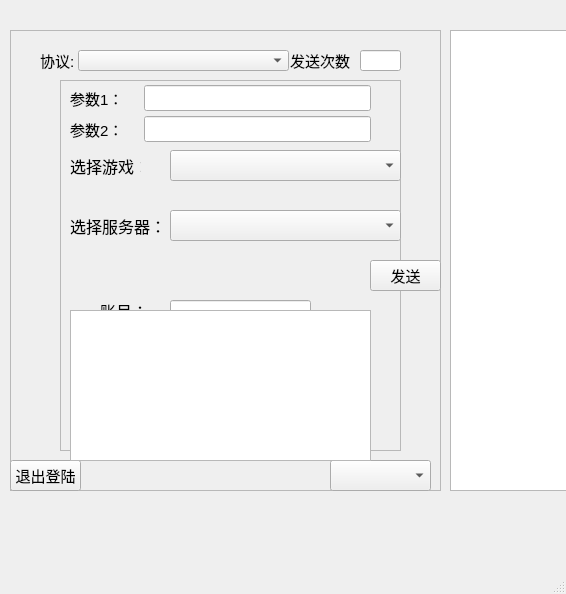
The window that prototools.ui (potter444/mppt) describes before a commit, drawn with Qt 5.
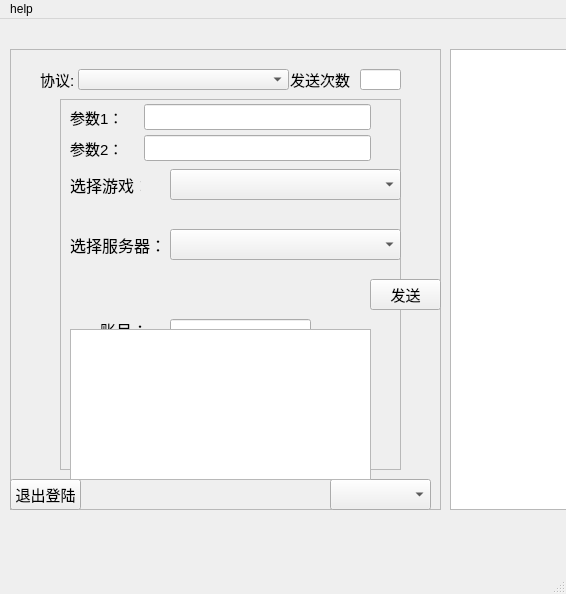
The same window after the commit.

```diff
--- a/prototools.ui
+++ b/prototools.ui
@@ -357,6 +357,13 @@
      <height>23</height>
     </rect>
    </property>
+   <widget class="QMenu" name="menuhelp">
+    <property name="title">
+     <string>help</string>
+    </property>
+    <addaction name="actionstart_testgame_server"/>
+   </widget>
+   <addaction name="menuhelp"/>
   </widget>
   <widget class="QStatusBar" name="statusbar"/>
  </widget>
```
Left out of the diff: 8 changed lines with no effect on the pictures.
